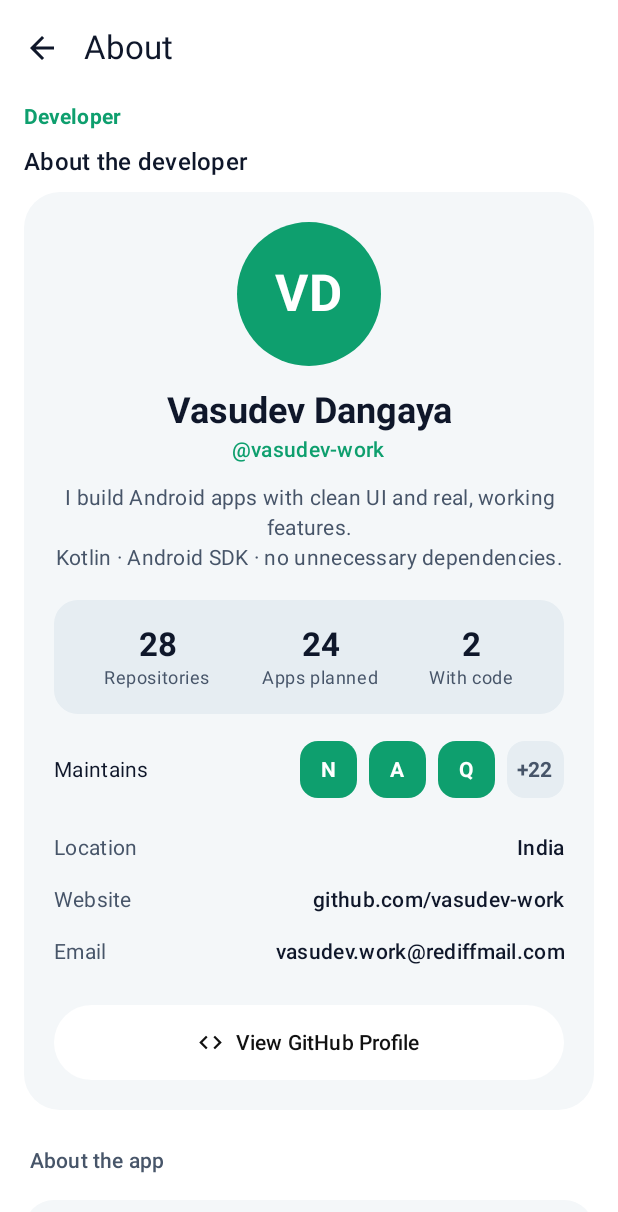
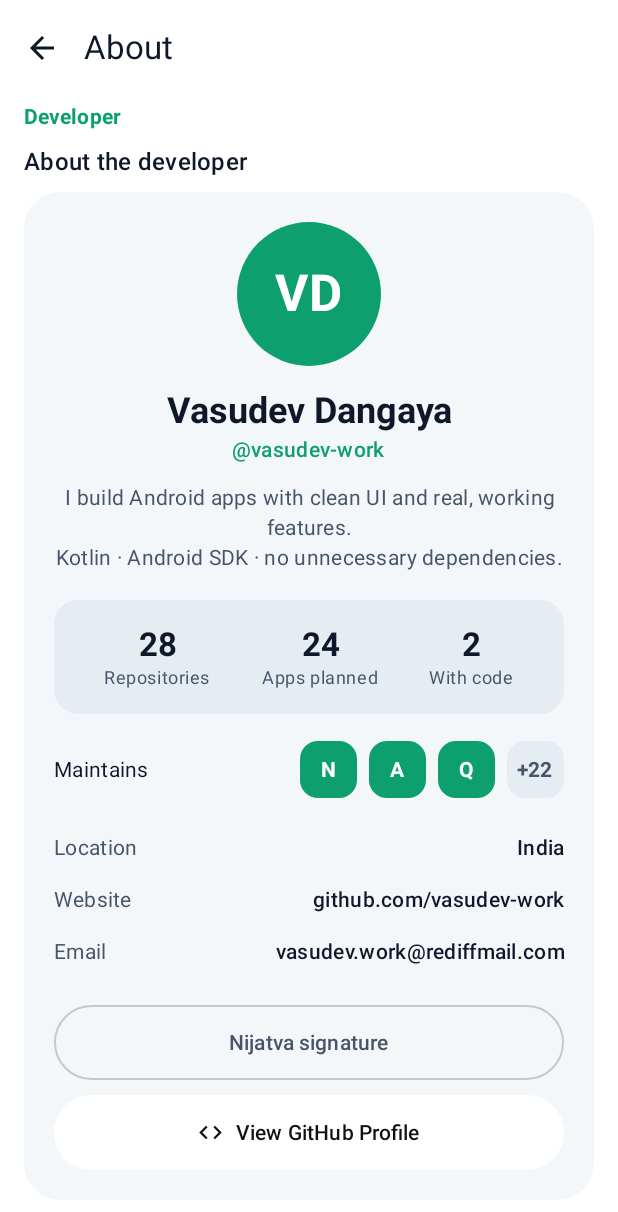
Before and after one commit to nijatva/nijatva-video-player, an Android app built with Jetpack Compose: the AboutScreen screen opened through its navigation route, on a phone screen of 412 x 824 dp. Shown: the top 1212 px of the screen. Run offline under Robolectric (Android 15) with nearby library versions, the phone set to English and light mode, and no system bars.

Commit message:
About screen: add the shared Nijatva signature card

```diff
--- a/app/src/main/java/com/nijatva/videoplayer/ui/settings/AboutScreen.kt
+++ b/app/src/main/java/com/nijatva/videoplayer/ui/settings/AboutScreen.kt
@@ -168,6 +168,20 @@ fun AboutScreen(onBack: () -> Unit, onOpenLibraries: () -> Unit) {
 
                     Spacer(Modifier.height(18.dp))
 
+                    OutlinedButton(
+                        onClick = {
+                            context.startActivity(
+                                com.nijatva.signature.Signature.developer(context)
+                            )
+                        },
+                        modifier = Modifier.fillMaxWidth().height(50.dp),
+                        shape = RoundedCornerShape(50),
+                    ) {
+                        Text("Nijatva signature")
+                    }
+
+                    Spacer(Modifier.height(10.dp))
+
                     Button(
                         onClick = { openUrl(PROFILE_URL) },
                         modifier = Modifier.fillMaxWidth().height(50.dp),
```
